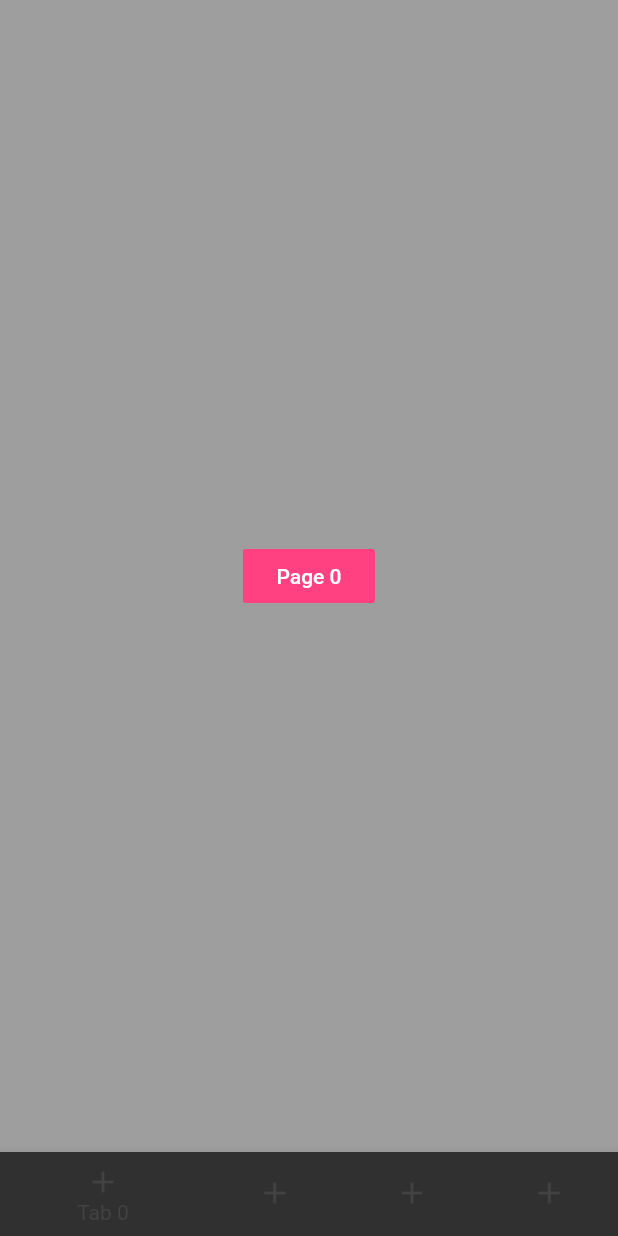
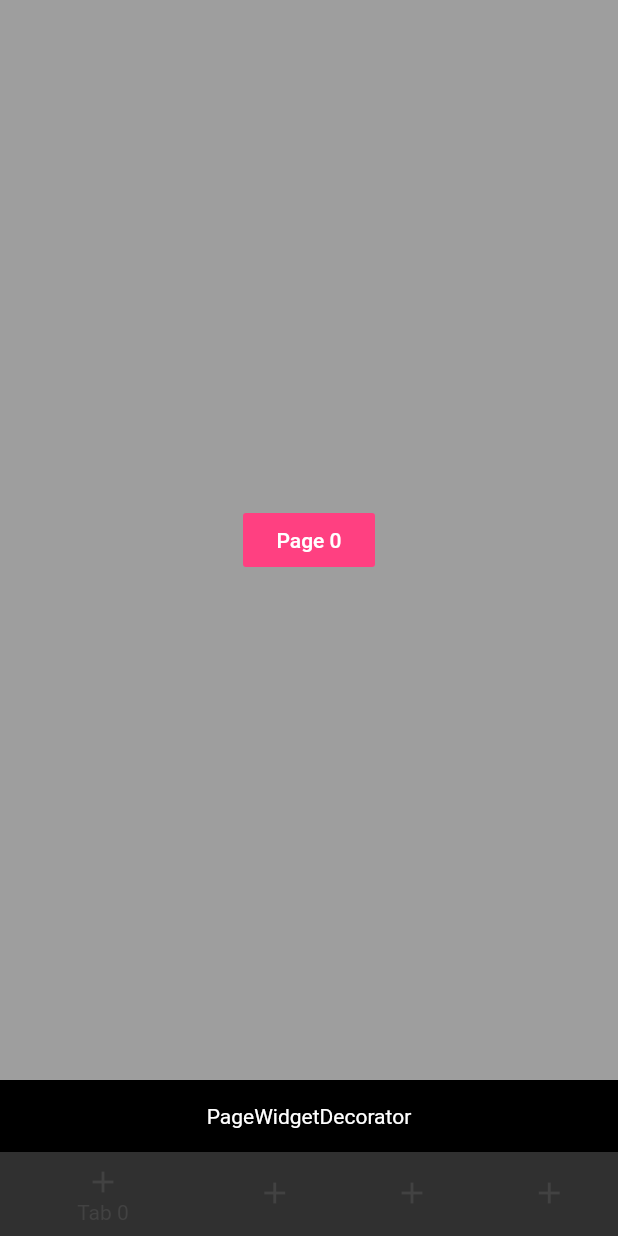
Before and after one commit to showang/flutter_multi_navigator_bottom_bar, a Flutter app: the screen it shows after launch, on a phone screen of 412 x 824 dp. Run offline on Flutter 3.47's test engine with Material 2 defaults, Android fonts, the phone set to English and light mode, and no system bars.

Commit message:
Add PageWidgetDecorator parameter.

```diff
--- a/example/lib/main.dart
+++ b/example/lib/main.dart
@@ -26,18 +26,34 @@ class MyHomePage extends StatefulWidget {
 class _MyHomePageState extends State<MyHomePage> {
   static final tabSize = 4;
   var currentTabIndex = 0;
-  var tabs = List.generate(
-    tabSize,
-    (index) => BottomBarTab(
-          initPageBuilder: (_) => Page(index.toString()),
-          tabIconBuilder: (_) => Icon(Icons.add),
-          tabTitleBuilder: (_) => Text("Tab ${index.toString()}"),
-        ),
-  );
 
   @override
-  Widget build(BuildContext context) =>
-      MultiNavigatorBottomBar(currentTabIndex: currentTabIndex, tabs: tabs);
+  Widget build(BuildContext context) => MultiNavigatorBottomBar(
+      currentTabIndex: currentTabIndex,
+      pageWidgetDecorator: pageDecorator,
+      tabs: List.generate(
+        tabSize,
+        (index) => BottomBarTab(
+              initPageBuilder: (_) => Page(index.toString()),
+              tabIconBuilder: (_) => Icon(Icons.add),
+              tabTitleBuilder: (_) => Text("Tab ${index.toString()}"),
+            ),
+      ));
+
+  Widget pageDecorator(pageWidget) => Column(
+        children: <Widget>[
+          Expanded(child: pageWidget),
+          Container(
+            alignment: AlignmentDirectional.center,
+            height: 48.0,
+            color: Colors.black,
+            child: Text(
+              "PageWidgetDecorator",
+              style: TextStyle(color: Colors.white),
+            ),
+          )
+        ],
+      );
 }
 
 class Page extends StatefulWidget {
--- a/lib/multi_navigator_bottom_bar.dart
+++ b/lib/multi_navigator_bottom_bar.dart
@@ -24,12 +24,14 @@ class MultiNavigatorBottomBar extends StatefulWidget {
   final List<BottomBarTab> tabs;
   final PageRoute pageRoute;
   final ValueChanged<int> onTap;
+  final Widget Function(Widget) pageWidgetDecorator;
 
   MultiNavigatorBottomBar(
       {@required this.currentTabIndex,
       @required this.tabs,
       this.onTap,
-      this.pageRoute});
+      this.pageRoute,
+      this.pageWidgetDecorator});
 
   @override
   State<StatefulWidget> createState() =>
@@ -47,7 +49,9 @@ class _MultiNavigatorBottomBarState extends State<MultiNavigatorBottomBar> {
             .tabs[currentIndex]._navigatorKey.currentState
             .maybePop(),
         child: Scaffold(
-          body: _buildPageBody(),
+          body: widget.pageWidgetDecorator == null
+              ? _buildPageBody()
+              : widget.pageWidgetDecorator(_buildPageBody()),
           bottomNavigationBar: _buildBottomBar(),
         ),
       );
--- a/pubspec.yaml
+++ b/pubspec.yaml
@@ -1,6 +1,6 @@
 name: multi_navigator_bottom_bar
 description: Helps you to build multi-navigator bottom navigation bar more easily.
-version: 0.0.2
+version: 0.0.3
 author: showang <showang730@gmail.com>
 homepage: https://github.com/showang/flutter_multi_navigator_bottom_bar
 
```
Also changed, not shown: 1 other file.
